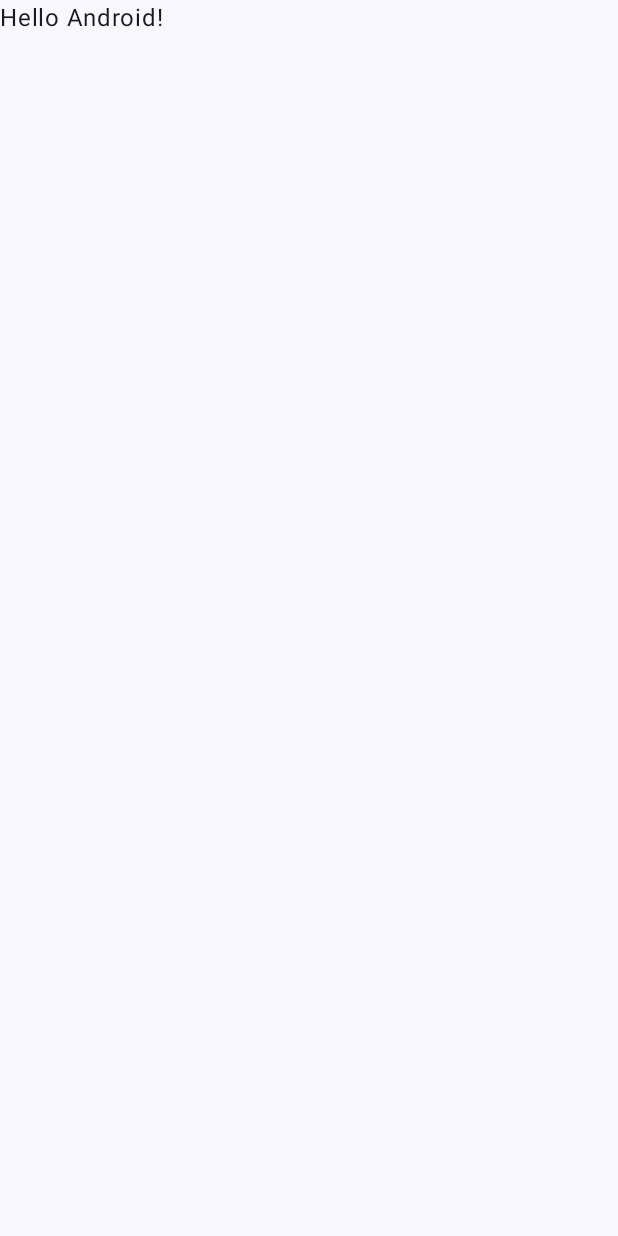
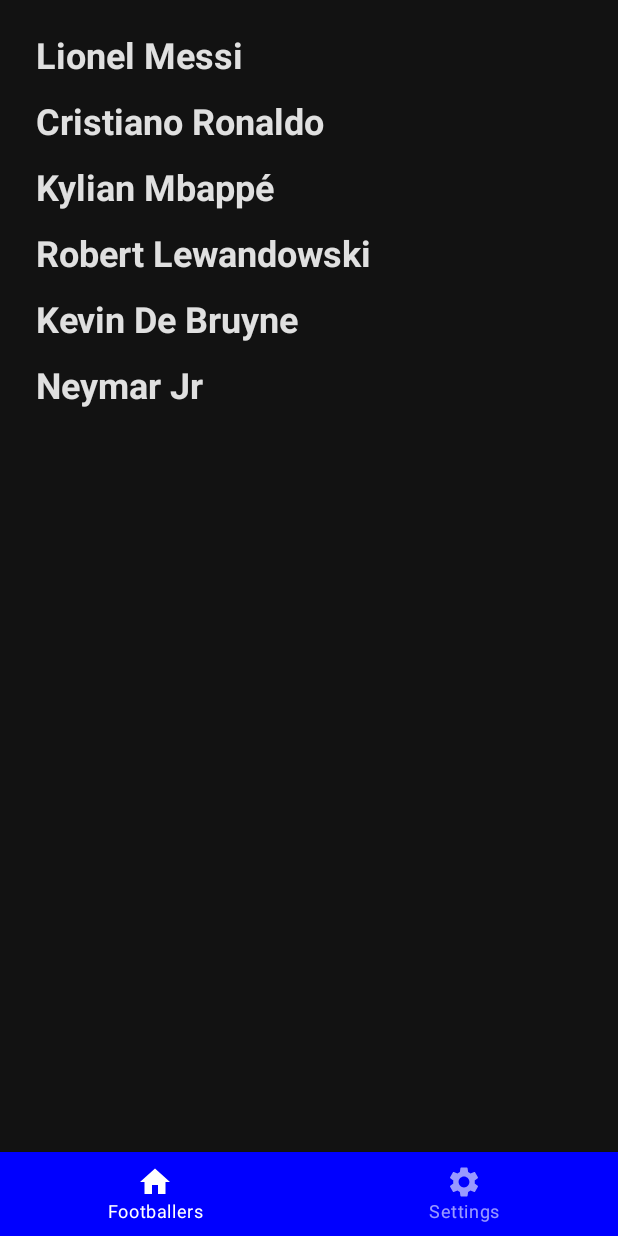
Before and after one commit to etonurlan/AndroidProjectTirzhanov, an Android app built with Jetpack Compose: the screen it shows after launch (MainActivity), on a phone screen of 412 x 824 dp. Before the commit the screen is almost empty. Run offline under Robolectric (Android 15) with nearby library versions, the phone set to English and light mode, and no system bars.

Commit message:
Finish task3

```diff
--- a/app/src/main/java/com/example/androidprojecttirzhanov/MainActivity.kt
+++ b/app/src/main/java/com/example/androidprojecttirzhanov/MainActivity.kt
@@ -3,45 +3,26 @@ package com.example.androidprojecttirzhanov
 import android.os.Bundle
 import androidx.activity.ComponentActivity
 import androidx.activity.compose.setContent
-import androidx.activity.enableEdgeToEdge
-import androidx.compose.foundation.layout.fillMaxSize
-import androidx.compose.foundation.layout.padding
-import androidx.compose.material3.Scaffold
-import androidx.compose.material3.Text
-import androidx.compose.runtime.Composable
-import androidx.compose.ui.Modifier
-import androidx.compose.ui.tooling.preview.Preview
-import com.example.androidprojecttirzhanov.ui.theme.AndroidProjectTirzhanovTheme
+import androidx.compose.material.*
+import androidx.compose.runtime.*
+import androidx.compose.ui.graphics.Color
+import androidx.navigation.compose.rememberNavController
+import com.example.androidprojecttirzhanov.ui.NavigationGraph
+import com.example.androidprojecttirzhanov.ui.components.BottomNavigationBar
+import com.example.androidprojecttirzhanov.ui.screens.MyFootballAppTheme
 
 class MainActivity : ComponentActivity() {
     override fun onCreate(savedInstanceState: Bundle?) {
         super.onCreate(savedInstanceState)
-        enableEdgeToEdge()
         setContent {
-            AndroidProjectTirzhanovTheme {
-                Scaffold(modifier = Modifier.fillMaxSize()) { innerPadding ->
-                    Greeting(
-                        name = "Android",
-                        modifier = Modifier.padding(innerPadding)
-                    )
+            MyFootballAppTheme {
+                val navController = rememberNavController()
+                Scaffold(
+                    bottomBar = { BottomNavigationBar(navController) }
+                ) {
+                    NavigationGraph(navController)
                 }
             }
         }
     }
 }
-
-@Composable
-fun Greeting(name: String, modifier: Modifier = Modifier) {
-    Text(
-        text = "Hello $name!",
-        modifier = modifier
-    )
-}
-
-@Preview(showBackground = true)
-@Composable
-fun GreetingPreview() {
-    AndroidProjectTirzhanovTheme {
-        Greeting("Android")
-    }
-}
--- /dev/null
+++ b/app/src/main/java/com/example/androidprojecttirzhanov/data/FootballerData.kt
@@ -0,0 +1,22 @@
+// FootballerData.kt
+package com.example.androidprojecttirzhanov.data
+
+data class Footballer(
+    val name: String,
+    val position: String,
+    val goals: Int,
+    val team: String,
+    val height: Double,
+    val weight: Double
+)
+
+object FootballerData {
+    val footballers = listOf(
+        Footballer("Lionel Messi", "Forward", 672, "Inter Miami", 1.70, 72.0),
+        Footballer("Cristiano Ronaldo", "Forward", 819, "Al Nassr", 1.87, 83.0),
+        Footballer("Kylian Mbappé", "Forward", 229, "PSG", 1.78, 73.0),
+        Footballer("Robert Lewandowski", "Forward", 344, "Barcelona", 1.85, 80.0),
+        Footballer("Kevin De Bruyne", "Midfielder", 93, "Manchester City", 1.81, 70.0),
+        Footballer("Neymar Jr", "Forward", 118, "Al Hilal", 1.75, 68.0)
+    )
+}
--- /dev/null
+++ b/app/src/main/java/com/example/androidprojecttirzhanov/theme/Theme.kt
@@ -0,0 +1,21 @@
+package com.example.androidprojecttirzhanov.ui.screens
+
+import androidx.compose.material.MaterialTheme
+import androidx.compose.material.darkColors
+import androidx.compose.runtime.Composable
+import androidx.compose.ui.graphics.Color
+
+private val DarkColorPalette = darkColors(
+    primary = Color.Blue,
+    primaryVariant = Color.Cyan,
+    secondary = Color.Green
+)
+
+@Composable
+fun MyFootballAppTheme(content: @Composable () -> Unit) {
+    MaterialTheme(
+        colors = DarkColorPalette,
+        typography = Typography,
+        content = content
+    )
+}
--- /dev/null
+++ b/app/src/main/java/com/example/androidprojecttirzhanov/theme/Typography.kt
@@ -0,0 +1,17 @@
+package com.example.androidprojecttirzhanov.ui.screens
+
+import androidx.compose.material.Typography
+import androidx.compose.ui.text.TextStyle
+import androidx.compose.ui.text.font.FontWeight
+import androidx.compose.ui.unit.sp
+
+val Typography = Typography(
+    h5 = TextStyle(
+        fontWeight = FontWeight.Bold,
+        fontSize = 24.sp
+    ),
+    body1 = TextStyle(
+        fontWeight = FontWeight.Normal,
+        fontSize = 16.sp
+    )
+)
--- /dev/null
+++ b/app/src/main/java/com/example/androidprojecttirzhanov/ui/NavigationGraph.kt
@@ -0,0 +1,25 @@
+package com.example.androidprojecttirzhanov.ui
+
+import androidx.compose.runtime.Composable
+import androidx.navigation.NavHostController
+import androidx.navigation.compose.NavHost
+import androidx.navigation.compose.composable
+import com.example.androidprojecttirzhanov.ui.screens.DetailScreen
+import com.example.androidprojecttirzhanov.ui.screens.ListScreen
+import com.example.androidprojecttirzhanov.ui.screens.SettingsScreen
+
+@Composable
+fun NavigationGraph(navController: NavHostController) {
+    NavHost(navController, startDestination = "list_screen") {
+        composable("list_screen") {
+            ListScreen(navController)
+        }
+        composable("detail_screen/{footballerName}") { backStackEntry ->
+            val footballerName = backStackEntry.arguments?.getString("footballerName")
+            DetailScreen(footballerName)
+        }
+        composable("settings_screen") {
+            SettingsScreen()
+        }
+    }
+}
--- /dev/null
+++ b/app/src/main/java/com/example/androidprojecttirzhanov/ui/components/BottomNavigationBar.kt
@@ -0,0 +1,41 @@
+package com.example.androidprojecttirzhanov.ui.components
+
+import androidx.compose.material.BottomNavigation
+import androidx.compose.material.BottomNavigationItem
+import androidx.compose.material.Icon
+import androidx.compose.material.Text
+import androidx.compose.runtime.Composable
+import androidx.compose.ui.graphics.Color
+import androidx.navigation.NavController
+import androidx.navigation.compose.currentBackStackEntryAsState
+import androidx.compose.material.icons.Icons
+import androidx.compose.material.icons.filled.Home
+import androidx.compose.material.icons.filled.Settings
+import androidx.compose.runtime.getValue
+
+@Composable
+fun BottomNavigationBar(navController: NavController) {
+    val items = listOf("list_screen", "settings_screen")
+    val icons = listOf(Icons.Filled.Home, Icons.Filled.Settings)
+    BottomNavigation(
+        backgroundColor = Color.Blue,
+        contentColor = Color.White
+    ) {
+        val navBackStackEntry by navController.currentBackStackEntryAsState()
+        val currentRoute = navBackStackEntry?.destination?.route
+
+        items.forEachIndexed { index, screen ->
+            BottomNavigationItem(
+                icon = { Icon(icons[index], contentDescription = null) },
+                label = { Text(text = if (screen == "list_screen") "Footballers" else "Settings") },
+                selected = currentRoute == screen,
+                onClick = {
+                    navController.navigate(screen) {
+                        popUpTo(navController.graph.startDestinationId)
+                        launchSingleTop = true
+                    }
+                }
+            )
+        }
+    }
+}
--- /dev/null
+++ b/app/src/main/java/com/example/androidprojecttirzhanov/ui/screens/DetailScreen.kt
@@ -0,0 +1,33 @@
+package com.example.androidprojecttirzhanov.ui.screens
+
+import androidx.compose.foundation.layout.*
+import androidx.compose.material3.MaterialTheme
+import androidx.compose.material3.Text
+import androidx.compose.runtime.Composable
+import androidx.compose.ui.Modifier
+import androidx.compose.ui.graphics.Color
+import androidx.compose.ui.unit.dp
+import com.example.androidprojecttirzhanov.data.FootballerData
+
+@Composable
+fun DetailScreen(footballerName: String?) {
+    val footballer = FootballerData.footballers.find { it.name == footballerName }
+
+    if (footballer != null) {
+        Column(
+            modifier = Modifier
+                .fillMaxSize()
+                .padding(16.dp)
+        ) {
+            Text(text = "Name: ${footballer.name}", style = Typography.h5, color = Color.White)
+            Spacer(modifier = Modifier.height(8.dp))
+            Text(text = "Position: ${footballer.position}", style = Typography.h5, color = Color.White)
+            Text(text = "Goals: ${footballer.goals}", style = Typography.h5, color = Color.White)
+            Text(text = "Team: ${footballer.team}", style = Typography.h5, color = Color.White)
+            Text(text = "Height: ${footballer.height} m", style = Typography.h5, color = Color.White)
+            Text(text = "Weight: ${footballer.weight} kg", style = Typography.h5, color = Color.White)
+        }
+    } else {
+        Text(text = "Footballer not found", color = Color.White)
+    }
+}
--- /dev/null
+++ b/app/src/main/java/com/example/androidprojecttirzhanov/ui/screens/ListScreen.kt
@@ -0,0 +1,35 @@
+package com.example.androidprojecttirzhanov.ui.screens
+
+import androidx.compose.foundation.clickable
+import androidx.compose.foundation.layout.*
+import androidx.compose.foundation.lazy.LazyColumn
+import androidx.compose.foundation.lazy.items
+import androidx.compose.material.Text
+import androidx.compose.runtime.Composable
+import androidx.compose.ui.Modifier
+import androidx.compose.ui.unit.dp
+import androidx.navigation.NavController
+import com.example.androidprojecttirzhanov.data.FootballerData
+import com.example.androidprojecttirzhanov.ui.screens.Typography
+
+@Composable
+fun ListScreen(navController: NavController) {
+    val footballers = FootballerData.footballers
+
+    LazyColumn(
+        contentPadding = PaddingValues(16.dp)
+    ) {
+        items(footballers) { footballer ->
+            Text(
+                text = footballer.name,
+                style = Typography.h5,
+                modifier = Modifier
+                    .fillMaxWidth()
+                    .padding(8.dp)
+                    .clickable {
+                        navController.navigate("detail_screen/${footballer.name}")
+                    }
+            )
+        }
+    }
+}
--- /dev/null
+++ b/app/src/main/java/com/example/androidprojecttirzhanov/ui/screens/SettingsScreen.kt
@@ -0,0 +1,9 @@
+package com.example.androidprojecttirzhanov.ui.screens
+
+import androidx.compose.material.Text
+import androidx.compose.runtime.Composable
+
+@Composable
+fun SettingsScreen() {
+    Text(text = "Settings will be available soon!")
+}
--- a/app/src/main/java/com/example/androidprojecttirzhanov/ui/theme/Color.kt
+++ /dev/null
@@ -1,11 +0,0 @@
-package com.example.androidprojecttirzhanov.ui.theme
-
-import androidx.compose.ui.graphics.Color
-
-val Purple80 = Color(0xFFD0BCFF)
-val PurpleGrey80 = Color(0xFFCCC2DC)
-val Pink80 = Color(0xFFEFB8C8)
-
-val Purple40 = Color(0xFF6650a4)
-val PurpleGrey40 = Color(0xFF625b71)
-val Pink40 = Color(0xFF7D5260)
--- a/app/src/main/java/com/example/androidprojecttirzhanov/ui/theme/Theme.kt
+++ /dev/null
@@ -1,58 +0,0 @@
-package com.example.androidprojecttirzhanov.ui.theme
-
-import android.app.Activity
-import android.os.Build
-import androidx.compose.foundation.isSystemInDarkTheme
-import androidx.compose.material3.MaterialTheme
-import androidx.compose.material3.darkColorScheme
-import androidx.compose.material3.dynamicDarkColorScheme
-import androidx.compose.material3.dynamicLightColorScheme
-import androidx.compose.material3.lightColorScheme
-import androidx.compose.runtime.Composable
-import androidx.compose.ui.platform.LocalContext
-
-private val DarkColorScheme = darkColorScheme(
-    primary = Purple80,
-    secondary = PurpleGrey80,
-    tertiary = Pink80
-)
-
-private val LightColorScheme = lightColorScheme(
-    primary = Purple40,
-    secondary = PurpleGrey40,
-    tertiary = Pink40
-
-    /* Other default colors to override
-    background = Color(0xFFFFFBFE),
-    surface = Color(0xFFFFFBFE),
-    onPrimary = Color.White,
-    onSecondary = Color.White,
-    onTertiary = Color.White,
-    onBackground = Color(0xFF1C1B1F),
-    onSurface = Color(0xFF1C1B1F),
-    */
-)
-
-@Composable
-fun AndroidProjectTirzhanovTheme(
-    darkTheme: Boolean = isSystemInDarkTheme(),
-    // Dynamic color is available on Android 12+
-    dynamicColor: Boolean = true,
-    content: @Composable () -> Unit
-) {
-    val colorScheme = when {
-        dynamicColor && Build.VERSION.SDK_INT >= Build.VERSION_CODES.S -> {
-            val context = LocalContext.current
-            if (darkTheme) dynamicDarkColorScheme(context) else dynamicLightColorScheme(context)
-        }
-
-        darkTheme -> DarkColorScheme
-        else -> LightColorScheme
-    }
-
-    MaterialTheme(
-        colorScheme = colorScheme,
-        typography = Typography,
-        content = content
-    )
-}
--- a/app/src/main/java/com/example/androidprojecttirzhanov/ui/theme/Type.kt
+++ /dev/null
@@ -1,34 +0,0 @@
-package com.example.androidprojecttirzhanov.ui.theme
-
-import androidx.compose.material3.Typography
-import androidx.compose.ui.text.TextStyle
-import androidx.compose.ui.text.font.FontFamily
-import androidx.compose.ui.text.font.FontWeight
-import androidx.compose.ui.unit.sp
-
-// Set of Material typography styles to start with
-val Typography = Typography(
-    bodyLarge = TextStyle(
-        fontFamily = FontFamily.Default,
-        fontWeight = FontWeight.Normal,
-        fontSize = 16.sp,
-        lineHeight = 24.sp,
-        letterSpacing = 0.5.sp
-    )
-    /* Other default text styles to override
-    titleLarge = TextStyle(
-        fontFamily = FontFamily.Default,
-        fontWeight = FontWeight.Normal,
-        fontSize = 22.sp,
-        lineHeight = 28.sp,
-        letterSpacing = 0.sp
-    ),
-    labelSmall = TextStyle(
-        fontFamily = FontFamily.Default,
-        fontWeight = FontWeight.Medium,
-        fontSize = 11.sp,
-        lineHeight = 16.sp,
-        letterSpacing = 0.5.sp
-    )
-    */
-)
```
Also changed, not shown: app/build.gradle.kts (+7 -1 lines), gradle/wrapper/gradle-wrapper.properties, settings.gradle.kts (line endings or trailing spaces), 1 other file.
